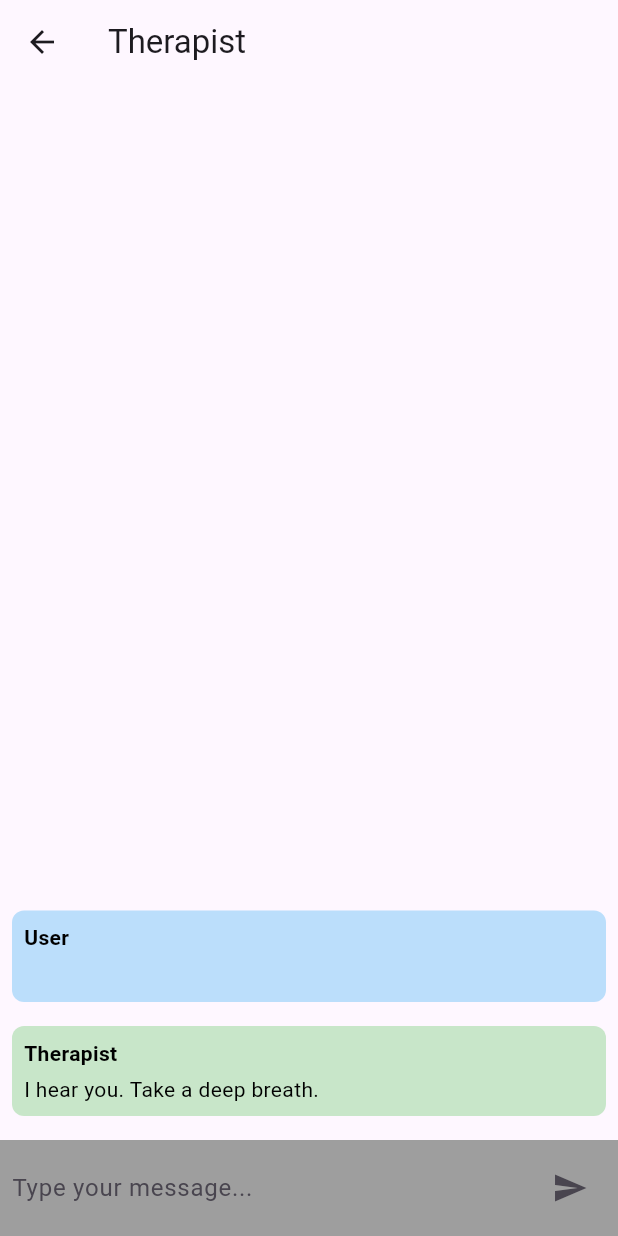
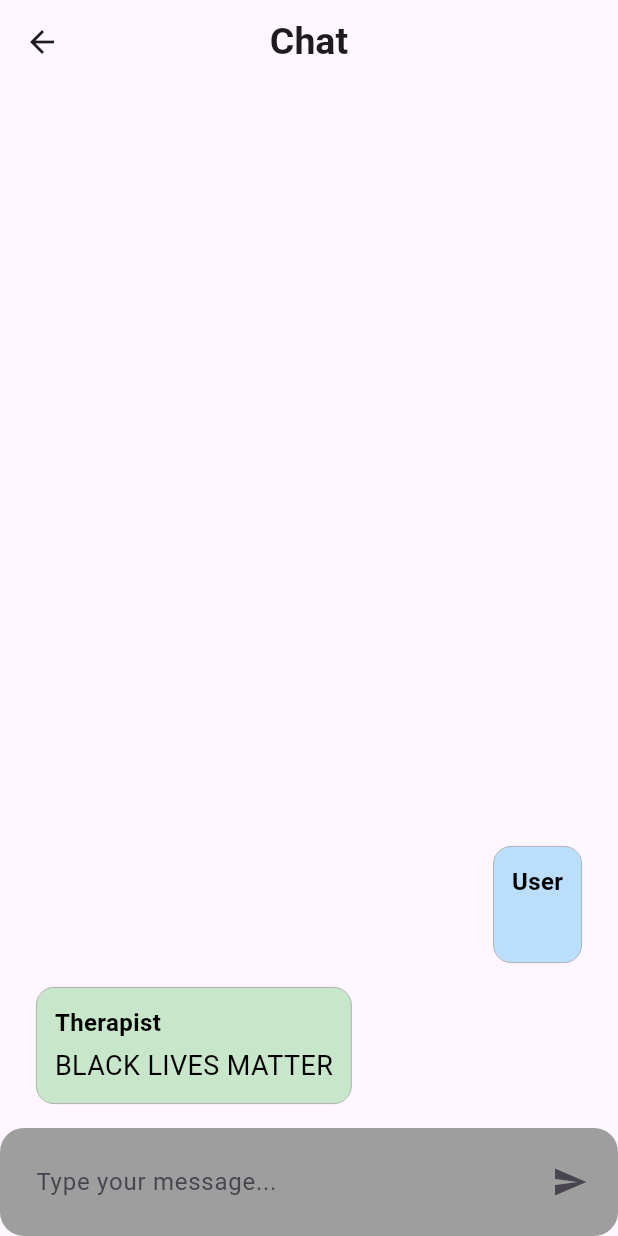
Before and after one commit to muktachanda/moodsync, a Flutter app: the ChatScreen screen opened by its route, after a tap on the "send" icon, on a phone screen of 412 x 824 dp. Run offline on Flutter 3.47's test engine with Material 3 defaults, Android fonts, the phone set to English and light mode, and no system bars; our stand-ins replace fl_chart, flutter_bloc, pie_chart.

Commit message:
added ui

```diff
--- a/lib/patient/chat.dart
+++ b/lib/patient/chat.dart
@@ -9,9 +9,7 @@ class MyApp extends StatelessWidget {
   Widget build(BuildContext context) {
     return MaterialApp(
       title: 'Therapist Chat',
-      theme: ThemeData(
-        primarySwatch: Colors.blue,
-      ),
+      theme: ThemeData.dark(), // Use dark theme
       home: ChatScreen(),
     );
   }
@@ -24,7 +22,6 @@ class ChatScreen extends StatefulWidget {
 
 class ChatScreenState extends State<ChatScreen> {
   final List<Message> _messages = [];
-
   final TextEditingController _textController = TextEditingController();
 
   void _handleSubmitted(String text, String sender) {
@@ -32,10 +29,8 @@ class ChatScreenState extends State<ChatScreen> {
     setState(() {
       _messages.insert(0, Message(sender: sender, text: text));
       if (sender == 'User') {
-        // Simulate a response from the therapist (you can replace this logic)
-        _messages.insert(0, Message(sender: 'Therapist', text: 'I hear you. Take a deep breath.'));
+        _messages.insert(0, Message(sender: 'Therapist', text: 'BLACK LIVES MATTER'));
       } else {
-        // Simulate a response from the user (you can replace this logic)
         _messages.insert(0, Message(sender: 'User', text: 'Thank you for your advice.'));
       }
     });
@@ -45,14 +40,15 @@ class ChatScreenState extends State<ChatScreen> {
   Widget build(BuildContext context) {
     return Scaffold(
       appBar: AppBar(
-        title: Text('Therapist'),
+        title: Text('Chat', style: TextStyle(fontSize: 25.0, fontWeight: FontWeight.bold)),
+        centerTitle: true,
       ),
       body: Column(
         children: <Widget>[
           Expanded(
             child: ListView.builder(
               padding: const EdgeInsets.all(8.0),
-              reverse: true, // Display new messages at the bottom
+              reverse: true,
               itemCount: _messages.length,
               itemBuilder: (_, index) => _buildMessage(_messages[index]),
             ),
@@ -64,19 +60,18 @@ class ChatScreenState extends State<ChatScreen> {
   }
 
   Widget _buildMessage(Message message) {
-    Color bgColor;
-    if (message.sender == 'User') {
-      bgColor = Colors.blue.shade100; // Pastel blue for user's messages
-    } else {
-      bgColor = Colors.green.shade100; // Pastel green for therapist's messages
-    }
+    Color bgColor = (message.sender == 'User') ? Colors.blue.shade100 : Colors.green.shade100;
+    Color textColor = (message.sender == 'User') ? Colors.black : Colors.black;
 
-    return Container(
-      margin: EdgeInsets.symmetric(vertical: 8.0),
-      padding: EdgeInsets.all(8.0),
+    return Align(
+      alignment: (message.sender == 'User') ? Alignment.centerRight : Alignment.centerLeft,
+      child: Container(
+        margin: EdgeInsets.symmetric(vertical: 8.0, horizontal: 16.0),
+        padding: EdgeInsets.all(12.0),
         decoration: BoxDecoration(
           color: bgColor,
-        borderRadius: BorderRadius.circular(8.0),
+          borderRadius: BorderRadius.circular(12.0),
+          border: Border.all(color: Colors.grey, width: 0.5),
         ),
         child: Column(
           crossAxisAlignment: CrossAxisAlignment.start,
@@ -85,32 +80,42 @@ class ChatScreenState extends State<ChatScreen> {
               message.sender,
               style: TextStyle(
                 fontWeight: FontWeight.bold,
-              color: Colors.black,
+                color: textColor,
+                fontSize: 16.0, // Set your desired font size
               ),
             ),
             SizedBox(height: 4.0),
             Text(
               message.text,
               style: TextStyle(
-              color: Colors.black,
+                color: textColor,
+                fontSize: 18.0, // Set your desired font size
               ),
             ),
           ],
+        ),
       ),
     );
   }
 
   Widget _buildComposer() {
     return Container(
-      color:Colors.grey,
       padding: EdgeInsets.all(8.0),
+      decoration: BoxDecoration(
+        color: Colors.grey,
+        borderRadius: BorderRadius.circular(16.0),
+      ),
       child: Row(
         children: <Widget>[
           Expanded(
             child: TextField(
               controller: _textController,
-              decoration: InputDecoration.collapsed(
+              decoration: InputDecoration(
                 hintText: 'Type your message...',
+                border: OutlineInputBorder(
+                  borderRadius: BorderRadius.circular(16.0),
+                  borderSide: BorderSide.none,
+                ),
               ),
               onSubmitted: (text) => _handleSubmitted(text, 'User'),
             ),
--- a/lib/patient/moodtracker.dart
+++ b/lib/patient/moodtracker.dart
@@ -1,3 +1,180 @@
+// import 'package:flutter/material.dart';
+//
+// void main() {
+//   runApp(const MyApp());
+// }
+//
+// class MyApp extends StatelessWidget {
+//   const MyApp({Key? key}) : super(key: key);
+//
+//   @override
+//   Widget build(BuildContext context) {
+//     return MaterialApp(
+//       title: 'Mood Tracker',
+//       theme: ThemeData(
+//         primarySwatch: Colors.blue,
+//       ),
+//       home: const MoodTracker(),
+//     );
+//   }
+// }
+//
+// class MoodTracker extends StatelessWidget {
+//   const MoodTracker({Key? key}) : super(key: key);
+//
+//   @override
+//   Widget build(BuildContext context) {
+//     return WillPopScope(
+//       onWillPop: () async {
+//         // Navigate back to the three-button page
+// //         Navigator.popUntil(context, ModalRoute.withName('/'));
+//         Navigator.pushReplacementNamed(context, '/patient_screen');
+//         return true;
+//       },
+//       child: Scaffold(
+//         appBar: AppBar(
+//           title: Text(
+//             'Mood Tracker',
+//             style: TextStyle(
+//               fontSize: 24,
+//               fontWeight: FontWeight.bold,
+//             ),
+//           ),
+//           centerTitle: true,
+//         ),
+//         body: Center(
+//           child: SingleChildScrollView(
+//             child: Column(
+//               mainAxisAlignment: MainAxisAlignment.center,
+//               children: const [
+//                 SizedBox(height: 20),
+//                 MoodGrid(),
+//                 SizedBox(height: 20),
+//               ],
+//             ),
+//           ),
+//         ),
+//       ),
+//     );
+//   }
+// }
+//
+// class MoodGrid extends StatelessWidget {
+//   const MoodGrid({Key? key}) : super(key: key);
+//
+//   @override
+//   Widget build(BuildContext context) {
+//     return Column(
+//       children: [
+//         MoodRow(
+//           moods: [
+//             MoodItem(name: 'Angry', color: Colors.red),
+//             MoodItem(name: 'Excited', color: Colors.orange),
+//             MoodItem(name: 'Elated', color: Colors.yellow),
+//           ],
+//         ),
+//         MoodRow(
+//           moods: [
+//             MoodItem(name: 'Sad', color: Colors.blueGrey),
+//             MoodItem(name: 'Happy', color: Colors.green),
+//             MoodItem(name: 'Very Happy', color: Colors.lightGreen),
+//           ],
+//         ),
+//         MoodRow(
+//           moods: [
+//             MoodItem(name: 'Tired', color: Colors.grey),
+//             MoodItem(name: 'Quiet', color: Colors.blue),
+//             MoodItem(name: 'Relaxed', color: Colors.indigo),
+//           ],
+//         ),
+//       ],
+//     );
+//   }
+// }
+//
+// class MoodRow extends StatelessWidget {
+//   final List<MoodItem> moods;
+//
+//   const MoodRow({Key? key, required this.moods}) : super(key: key);
+//
+//   @override
+//   Widget build(BuildContext context) {
+//     return Row(
+//       mainAxisAlignment: MainAxisAlignment.center,
+//       children: List.generate(moods.length, (index) {
+//         return GestureDetector(
+//           onTap: () => _showMoodDialog(context, moods[index].name),
+//           child: MoodBox(
+//             name: moods[index].name,
+//             color: moods[index].color,
+//           ),
+//         );
+//       }),
+//     );
+//   }
+//
+//   void _showMoodDialog(BuildContext context, String moodName) {
+//     showDialog(
+//       context: context,
+//       builder: (context) {
+//         return AlertDialog(
+//           title: Text('Selected Mood'),
+//           content: Text('You selected: $moodName'),
+//           actions: [
+//             TextButton(
+//               onPressed: () {
+//                 Navigator.pop(context);
+//               },
+//               child: const Text('OK'),
+//             ),
+//           ],
+//         );
+//       },
+//     );
+//   }
+// }
+//
+// class MoodBox extends StatelessWidget {
+//   final String name;
+//   final Color color;
+//   final double boxSize = 100.0;
+//
+//   const MoodBox({Key? key, required this.name, required this.color})
+//       : super(key: key);
+//
+//   @override
+//   Widget build(BuildContext context) {
+//     return Container(
+//       margin: const EdgeInsets.all(8),
+//       width: boxSize,
+//       height: boxSize,
+//       decoration: BoxDecoration(
+//         color: color,
+//         borderRadius: BorderRadius.circular(10),
+//       ),
+//       child: Center(
+//         child: Text(
+//           name,
+//           style: TextStyle(
+//             fontSize: 14,
+//             color: Colors.white,
+//             fontWeight: FontWeight.bold,
+//           ),
+//         ),
+//       ),
+//     );
+//   }
+// }
+//
+// class MoodItem {
+//   final String name;
+//   final Color color;
+//
+//   const MoodItem({required this.name, required this.color});
+// }
+
+
+
 import 'package:flutter/material.dart';
 
 void main() {
@@ -42,6 +219,7 @@ class MoodTracker extends StatelessWidget {
           ),
           centerTitle: true,
         ),
+        backgroundColor: Colors.black, // Set body background color to black
         body: Center(
           child: SingleChildScrollView(
             child: Column(
--- a/lib/patient/page3.dart
+++ b/lib/patient/page3.dart
@@ -1,42 +1,24 @@
-// import 'package:flutter/material.dart';
-//
-// class Page3 extends StatelessWidget {
-//   @override
-//   Widget build(BuildContext context) {
-//     return Scaffold(
-//       appBar: AppBar(
-//         title: Text('Page 3'),
-//       ),
-//       body: Center(
-//         child: Text('This is Page 3'),
-//       ),
-//     );
-//   }
-// }
 import 'package:flutter/material.dart';
 
 class Page3 extends StatelessWidget {
   @override
   Widget build(BuildContext context) {
     return Scaffold(
+      backgroundColor: Colors.black, // Set Scaffold background color to black
       appBar: AppBar(
-        title: Text('Spotify Authorization'),
+//         title: Text('Spotify Authorization'),
+        backgroundColor: Colors.black, // Set app bar background color to black
+        iconTheme: IconThemeData(color: Colors.white), // Set back button color to white
       ),
       body: Center( // Center the content vertically and horizontally
         child: Container(
           padding: EdgeInsets.all(20.0),
-          decoration: BoxDecoration(
-            image: DecorationImage(
-              image: AssetImage('assets/background_image.jpg'), // Provide the path to your background image
-              fit: BoxFit.cover,
-            ),
-          ),
           child: Column(
             mainAxisAlignment: MainAxisAlignment.center,
             children: <Widget>[
               Text(
                 'Authorize Moodsync to access your Spotify account',
-                style: TextStyle(fontSize: 24.0, fontWeight: FontWeight.bold),
+                style: TextStyle(fontSize: 24.0, fontWeight: FontWeight.bold, color: Colors.white), // Set text color to white
                 textAlign: TextAlign.center,
               ),
               SizedBox(height: 20.0),
```
Lines whose indentation alone changed are shown as unchanged.
